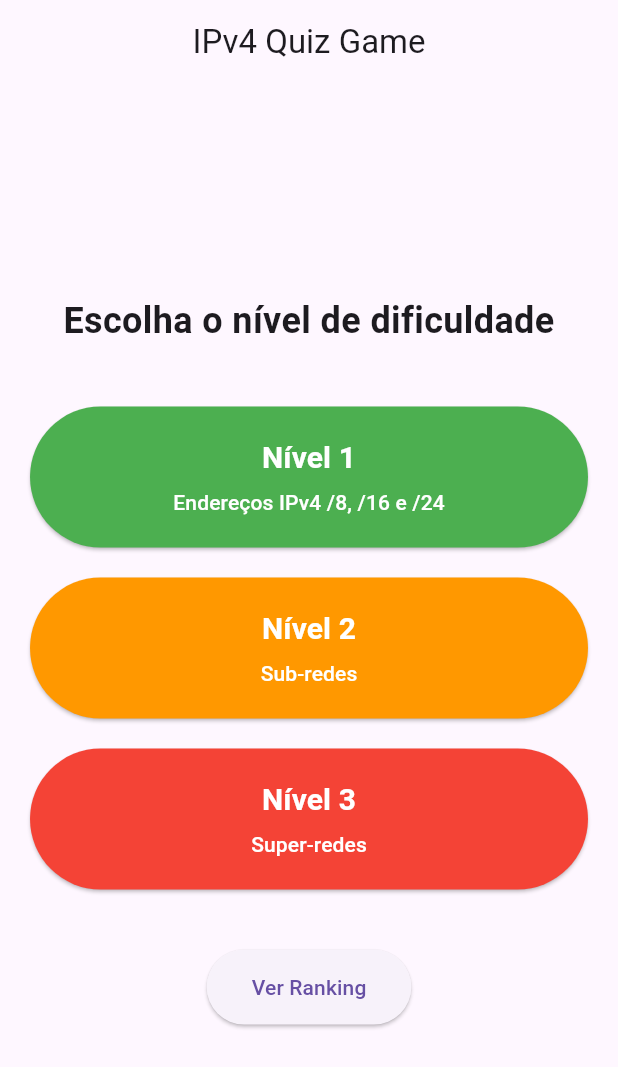
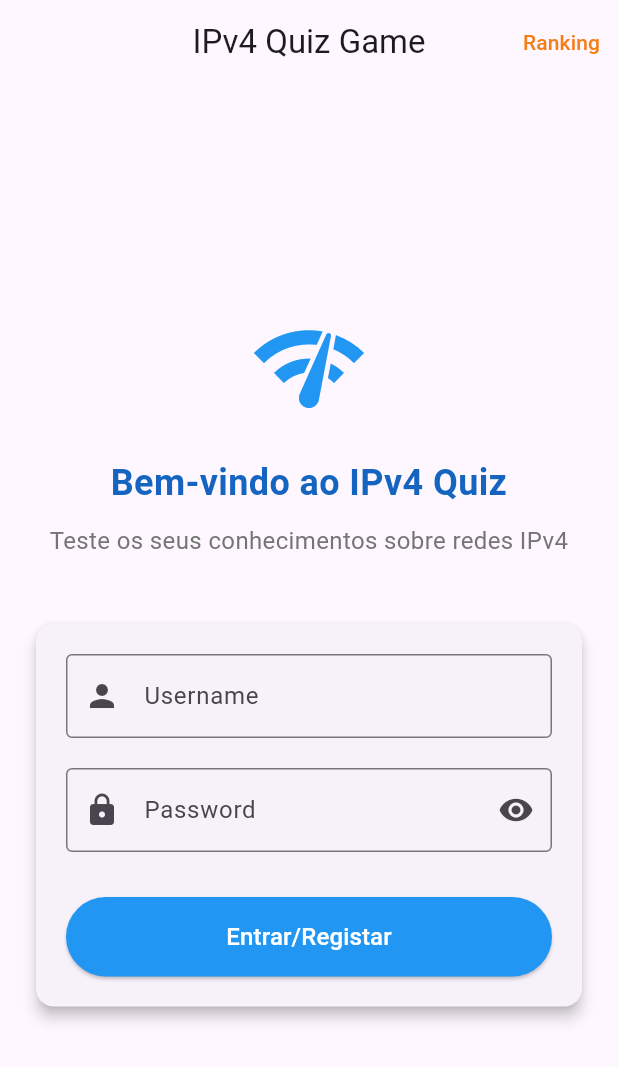
Before and after one commit to RikiMouraPT/flutter-tp02, a Flutter app: the screen it shows after launch, on a phone screen of 412 x 824 dp. Shown: the top 1067 px of the screen. Run offline on Flutter 3.47's test engine with Material 3 defaults, Android fonts, the phone set to English and light mode, and no system bars; our stand-ins replace sqflite; accounts and stored records are empty.

Commit message:
feat: Implement user login functionality and ranking display

```diff
--- /dev/null
+++ b/lib/login_screen.dart
@@ -0,0 +1,167 @@
+import 'package:flutter/material.dart';
+import 'main.dart';
+import 'ranking_screen.dart';
+import 'database_helper.dart';
+
+class LoginScreen extends StatefulWidget {
+  const LoginScreen({super.key});
+
+
+  @override
+  _LoginScreenState createState() => _LoginScreenState();
+}
+
+class _LoginScreenState extends State<LoginScreen> {
+  final TextEditingController _usernameController = TextEditingController();
+  final TextEditingController _passwordController = TextEditingController();
+  bool _obscurePassword = true;
+
+  final dbHelper = DatabaseHelper.instance;
+
+  Future<void> _login() async {
+    String username = _usernameController.text.trim();
+    String password = _passwordController.text.trim();
+
+    if (username.isEmpty || password.isEmpty) {
+      _showMessage('Por favor, preencha todos os campos');
+      return;
+    }
+    //Username and password from database
+
+    Map<String, dynamic>? user = await dbHelper.queryUserByUsername(username);
+
+    if (user != null ) {
+      if (user['password'] == password) {
+        Navigator.pushReplacement(
+          context,
+          MaterialPageRoute(
+            builder: (context) => HomeScreen(username: username, score: user['score']),
+          ),
+        );
+        _showMessage('Login bem-sucedido!');
+      }
+      else {
+        _showMessage('Senha incorreta. Tente novamente.');
+      }
+    } else {
+      // Register new user
+      dbHelper.registerUser(username, password);
+      Navigator.pushReplacement(
+          context,
+          MaterialPageRoute(
+            builder: (context) => HomeScreen(username: username, score: 0),
+          ),
+        );
+      _showMessage('Usuário registrado com sucesso!');
+    }
+  }
+
+  void _showMessage(String message) {
+    ScaffoldMessenger.of(context).showSnackBar(
+      SnackBar(content: Text(message), backgroundColor: Colors.blue),
+    );
+  }
+
+  @override
+  Widget build(BuildContext context) {
+    return Scaffold(
+      appBar: AppBar(
+        title: Text('IPv4 Quiz Game'),
+        centerTitle: true,
+        actions: [
+          TextButton(
+            onPressed: () {
+              Navigator.push(
+                context,
+                MaterialPageRoute(builder: (context) => RankingScreen()),
+              );
+            },
+            child: Text('Ranking', style: TextStyle(color: Colors.yellow.shade900)),
+          ),
+        ],
+      ),
+      body: Padding(
+        padding: const EdgeInsets.all(20.0),
+        child: Column(
+          mainAxisAlignment: MainAxisAlignment.center,
+          children: [
+            Icon(Icons.network_check, size: 80, color: Colors.blue),
+            SizedBox(height: 20),
+            Text(
+              'Bem-vindo ao IPv4 Quiz',
+              style: TextStyle(
+                fontSize: 24,
+                fontWeight: FontWeight.bold,
+                color: Colors.blue[800],
+              ),
+              textAlign: TextAlign.center,
+            ),
+            SizedBox(height: 10),
+            Text(
+              'Teste os seus conhecimentos sobre redes IPv4',
+              style: TextStyle(fontSize: 16, color: Colors.grey[600]),
+              textAlign: TextAlign.center,
+            ),
+            SizedBox(height: 40),
+            Card(
+              elevation: 4,
+              child: Padding(
+                padding: EdgeInsets.all(20),
+                child: Column(
+                  children: [
+                    TextField(
+                      controller: _usernameController,
+                      decoration: InputDecoration(
+                        labelText: 'Username',
+                        prefixIcon: Icon(Icons.person),
+                        border: OutlineInputBorder(),
+                      ),
+                    ),
+                    SizedBox(height: 20),
+                    TextField(
+                      controller: _passwordController,
+                      obscureText: _obscurePassword,
+                      decoration: InputDecoration(
+                        labelText: 'Password',
+                        prefixIcon: Icon(Icons.lock),
+                        suffixIcon: IconButton(
+                          icon: Icon(
+                            _obscurePassword
+                                ? Icons.visibility
+                                : Icons.visibility_off,
+                          ),
+                          onPressed: () {
+                            setState(() {
+                              _obscurePassword = !_obscurePassword;
+                            });
+                          },
+                        ),
+                        border: OutlineInputBorder(),
+                      ),
+                      onSubmitted: (_) => _login(),
+                    ),
+                    SizedBox(height: 30),
+                    SizedBox(
+                      width: double.infinity,
+                      child: ElevatedButton(
+                        onPressed: _login,
+                        style: ElevatedButton.styleFrom(
+                          backgroundColor: Colors.blue,
+                          foregroundColor: Colors.white,
+                        ),
+                        child: Padding(
+                          padding: EdgeInsets.symmetric(vertical: 15),
+                          child: Text('Entrar/Registar', style: TextStyle(fontSize: 16)),
+                        ),
+                      ),
+                    ),
+                  ],
+                ),
+              ),
+            ),
+          ],
+        ),
+      ),
+    );
+  }
+}
--- a/lib/main.dart
+++ b/lib/main.dart
@@ -1,10 +1,15 @@
 import 'package:flutter/material.dart';
+import 'ranking_screen.dart';
+import 'quiz_screen.dart';
+import 'login_screen.dart';
 
 void main() {
   runApp(MyApp());
 }
 
 class MyApp extends StatelessWidget {
+  const MyApp({super.key});
+
   @override
   Widget build(BuildContext context) {
     return MaterialApp(
@@ -13,16 +18,41 @@ class MyApp extends StatelessWidget {
         primarySwatch: Colors.blue,
         visualDensity: VisualDensity.adaptivePlatformDensity,
       ),
-      home: HomeScreen(),
+      home: LoginScreen(),
     );
   }
 }
 
 class HomeScreen extends StatelessWidget {
+  final String username;
+  final int score;
+
+  const HomeScreen({
+    super.key,
+    required this.username,
+    this.score = 0,
+  });
+
+
   @override
   Widget build(BuildContext context) {
     return Scaffold(
-      appBar: AppBar(title: Text('IPv4 Quiz Game'), centerTitle: true),
+      appBar: AppBar(
+        title: Text('IPv4 Quiz Game'),
+        centerTitle: true,
+        actions: [
+          IconButton(
+            icon: Icon(Icons.logout),
+            tooltip: 'Logout',
+            onPressed: () {
+              Navigator.of(context).pushAndRemoveUntil(
+                MaterialPageRoute(builder: (context) => LoginScreen()),
+                (route) => false,
+              );
+            },
+          ),
+        ],
+      ),
       body: Padding(
         padding: const EdgeInsets.all(20.0),
         child: Column(
```
Also changed, not shown: lib/database_helper.dart (+11 -8 lines), lib/quiz_screen.dart (added, +363 -0 lines), lib/ranking_screen.dart (added, +71 -0 lines).
